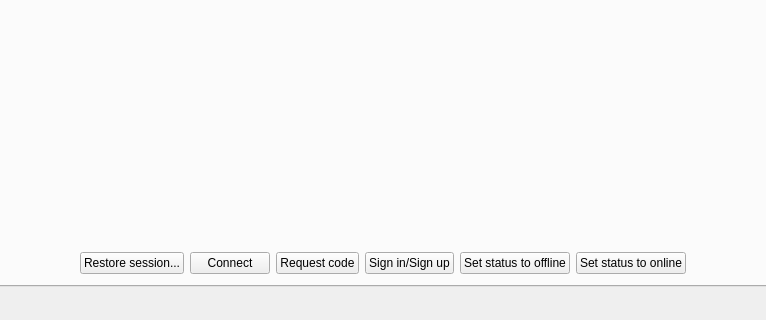
Qt form testApp/MainWindow.ui (Kaffeine/telegram-qt) before a commit; both pictures show x 320 to 1086 and y 384 to 704 of the 1173 by 704 pixel window.
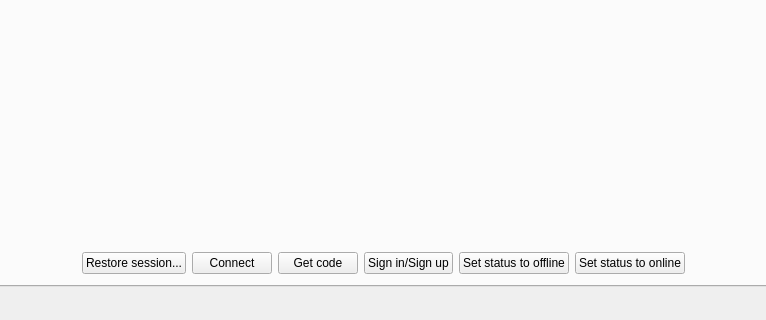
The same form after that commit.

Diff of the .ui file:
```diff
--- a/testApp/MainWindow.ui
+++ b/testApp/MainWindow.ui
@@ -162,7 +162,7 @@
               <bool>true</bool>
              </property>
              <property name="text">
-              <string>Request code</string>
+              <string>Get code</string>
              </property>
             </widget>
            </item>
```
